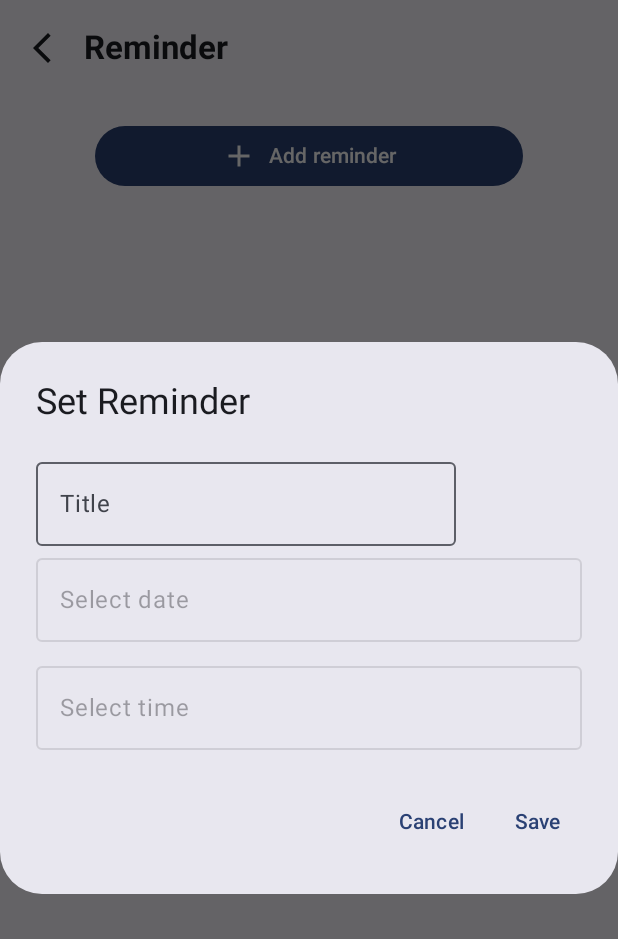
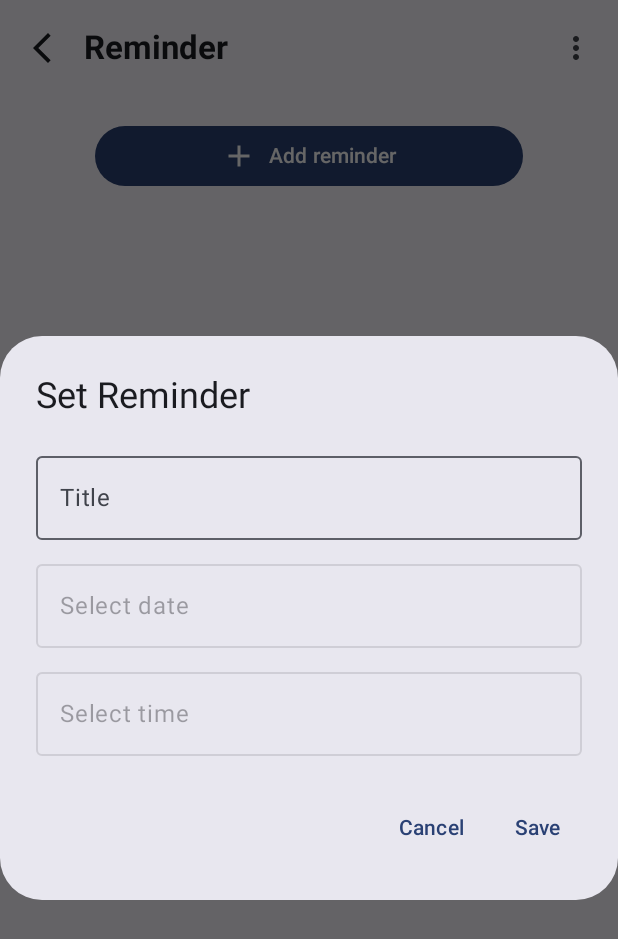
Before and after one commit to kdgcy/classmate, an Android app built with Jetpack Compose: the Reminder screen opened through its navigation route, after a tap on "Add reminder", on a phone screen of 412 x 824 dp. Shown: the top 939 px of the screen. Run offline under Robolectric (Android 15) with nearby library versions, the phone set to English and light mode, and no system bars; our stand-ins replace Firebase (no records; nobody signed in at launch, a user with empty details on screens opened directly).

Commit message:
Implementing back button in every screen & action button

```diff
--- a/app/src/main/java/com/neu/classmate/components/Reminder.kt
+++ b/app/src/main/java/com/neu/classmate/components/Reminder.kt
@@ -5,9 +5,11 @@ import android.app.TimePickerDialog
 import androidx.compose.foundation.clickable
 import androidx.compose.foundation.layout.*
 import androidx.compose.foundation.lazy.LazyColumn
+import androidx.compose.foundation.lazy.items
 import androidx.compose.material.icons.Icons
 import androidx.compose.material.icons.filled.Add
 import androidx.compose.material.icons.filled.ArrowBackIosNew
+import androidx.compose.material.icons.filled.MoreVert
 import androidx.compose.material3.*
 import androidx.compose.runtime.*
 import androidx.compose.ui.Alignment
@@ -15,21 +17,55 @@ import androidx.compose.ui.Modifier
 import androidx.compose.ui.platform.LocalContext
 import androidx.compose.ui.text.font.FontWeight
 import androidx.compose.ui.unit.dp
+import androidx.compose.ui.unit.sp
 import androidx.navigation.NavController
+import com.google.firebase.auth.FirebaseAuth
+import com.google.firebase.firestore.FirebaseFirestore
 import java.text.SimpleDateFormat
 import java.util.*
+
+data class ReminderItem(
+    val id: String,
+    val title: String,
+    val date: String,
+    val time: String
+)
 
 @OptIn(ExperimentalMaterial3Api::class)
 @Composable
 fun Reminder(navController: NavController) {
     var showDialog by remember { mutableStateOf(false) }
+    var reminderTitle by remember { mutableStateOf("") }
     var selectedDate by remember { mutableStateOf("") }
     var selectedTime by remember { mutableStateOf("") }
+    var reminderList by remember { mutableStateOf(listOf<ReminderItem>()) }
 
     val calendar = Calendar.getInstance()
     val context = LocalContext.current
     val dateFormatter = remember { SimpleDateFormat("MMMM dd, yyyy", Locale.getDefault()) }
     val timeFormatter = remember { SimpleDateFormat("hh:mm a", Locale.getDefault()) }
+
+    val db = FirebaseFirestore.getInstance()
+    val userId = FirebaseAuth.getInstance().currentUser?.uid
+
+    LaunchedEffect(Unit) {
+        if (userId != null) {
+            db.collection("users")
+                .document(userId)
+                .collection("reminders")
+                .orderBy("createdAt")
+                .addSnapshotListener { snapshot, _ ->
+                    if (snapshot != null) {
+                        reminderList = snapshot.documents.mapNotNull { doc ->
+                            val title = doc.getString("title") ?: ""
+                            val date = doc.getString("date") ?: ""
+                            val time = doc.getString("time") ?: ""
+                            ReminderItem(doc.id, title, date, time)
+                        }
+                    }
+                }
+        }
+    }
 
     Scaffold(
         topBar = {
@@ -38,6 +74,13 @@ fun Reminder(navController: NavController) {
                 navigationIcon = {
                     IconButton(onClick = { navController.popBackStack() }) {
                         Icon(imageVector = Icons.Default.ArrowBackIosNew, contentDescription = "Arrow back")
+                    }
+                },
+                actions = {
+                    IconButton(onClick = {
+                        //I implement this later
+                    }) {
+                        Icon(Icons.Default.MoreVert, contentDescription = "Menu")
                     }
                 }
             )
@@ -63,13 +106,31 @@ fun Reminder(navController: NavController) {
                 Spacer(modifier = Modifier.height(16.dp))
 
                 LazyColumn {
-                    // items(reminderList) { Card() }
+                    items(reminderList) { reminder ->
+                        Card(
+                            modifier = Modifier
+                                .fillMaxWidth()
+                                .padding(vertical = 4.dp),
+                            colors = CardDefaults.cardColors(containerColor = MaterialTheme.colorScheme.surfaceVariant)
+                        ) {
+                            Column(modifier = Modifier.padding(16.dp)) {
+                                Text(
+                                    text = reminder.title.ifBlank { "Untitled Reminder" },
+                                    fontWeight = FontWeight.Bold
+                                )
+                                Spacer(modifier = Modifier.height(4.dp))
+                                Text("Date: ${reminder.date}", fontSize = 12.sp)
+                                Text("Time: ${reminder.time}", fontSize = 12.sp)
+                            }
+                        }
+                    }
                 }
 
                 if (showDialog) {
                     AlertDialog(
                         onDismissRequest = {
                             showDialog = false
+                            reminderTitle = ""
                             selectedDate = ""
                             selectedTime = ""
                         },
@@ -77,11 +138,13 @@ fun Reminder(navController: NavController) {
                         text = {
                             Column {
                                 OutlinedTextField(
-                                    value = "",
-                                    onValueChange = {},
-                                    label = { Text("Title")}
+                                    value = reminderTitle,
+                                    onValueChange = { reminderTitle = it },
+                                    label = { Text("Title")},
+                                    modifier = Modifier.fillMaxWidth()
                                 )
-                                // Date Picker
+                                Spacer(modifier = Modifier.height(8.dp))
+
                                 Box(
                                     modifier = Modifier
                                         .fillMaxWidth()
@@ -110,7 +173,6 @@ fun Reminder(navController: NavController) {
 
                                 Spacer(modifier = Modifier.height(8.dp))
 
-                                // Time Picker
                                 Box(
                                     modifier = Modifier
                                         .fillMaxWidth()
@@ -141,8 +203,24 @@ fun Reminder(navController: NavController) {
                         },
                         confirmButton = {
                             TextButton(onClick = {
+                                if (userId != null && selectedDate.isNotBlank() && selectedTime.isNotBlank()) {
+                                    val reminderData = hashMapOf(
+                                        "title" to reminderTitle,
+                                        "date" to selectedDate,
+                                        "time" to selectedTime,
+                                        "createdAt" to com.google.firebase.Timestamp.now()
+                                    )
+
+                                    db.collection("users")
+                                        .document(userId)
+                                        .collection("reminders")
+                                        .add(reminderData)
+                                }
+
                                 showDialog = false
-                                // You can add your Firestore saving logic here
+                                reminderTitle = ""
+                                selectedDate = ""
+                                selectedTime = ""
                             }) {
                                 Text("Save")
                             }
@@ -150,6 +228,7 @@ fun Reminder(navController: NavController) {
                         dismissButton = {
                             TextButton(onClick = {
                                 showDialog = false
+                                reminderTitle = ""
                                 selectedDate = ""
                                 selectedTime = ""
                             }) {
--- a/app/src/main/java/com/neu/classmate/components/TaskView.kt
+++ b/app/src/main/java/com/neu/classmate/components/TaskView.kt
@@ -6,6 +6,7 @@ import androidx.compose.foundation.lazy.LazyColumn
 import androidx.compose.foundation.lazy.itemsIndexed
 import androidx.compose.material.icons.Icons
 import androidx.compose.material.icons.filled.Add
+import androidx.compose.material.icons.filled.ArrowBackIosNew
 import androidx.compose.material.icons.filled.Check
 import androidx.compose.material.icons.filled.Delete
 import androidx.compose.material.icons.filled.MoreVert
@@ -113,6 +114,11 @@ fun TaskView(taskId: String, title: String, dueDate: String, navController: NavC
         topBar = {
             TopAppBar(
                 title = { Text("Task View") },
+                navigationIcon = {
+                    IconButton(onClick = { navController.popBackStack() }) {
+                        Icon(imageVector = Icons.Default.ArrowBackIosNew, contentDescription = "Arrow back")
+                    }
+                },
                 actions = {
                     IconButton(onClick = { showMenu = true }) {
                         Icon(Icons.Default.MoreVert, contentDescription = "More Options")
```
